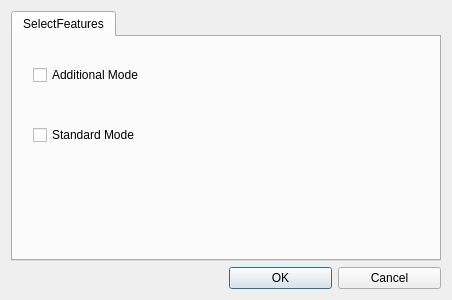
The window that QTInterface/DisplayOptionsSettingDialog.ui (chiyueOfgit/SmartObliquePhotography) describes before a commit, drawn with Qt 5.
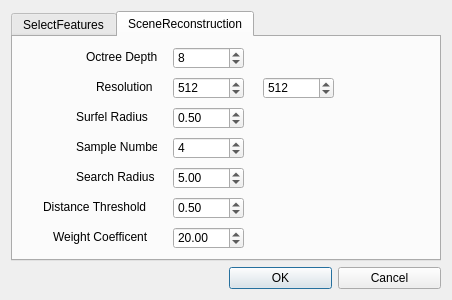
The same window after the commit. The open tabs and pages were chosen to show the change.

What changed in the file:
```diff
--- a/QTInterface/DisplayOptionsSettingDialog.ui
+++ b/QTInterface/DisplayOptionsSettingDialog.ui
@@ -44,8 +44,8 @@
       <widget class="QCheckBox" name="ColorFeatureCheckBox">
        <property name="geometry">
         <rect>
-         <x>20</x>
-         <y>30</y>
+         <x>150</x>
+         <y>60</y>
          <width>111</width>
          <height>16</height>
         </rect>
@@ -57,7 +57,7 @@
       <widget class="QCheckBox" name="NormalFeatureCheckBox">
        <property name="geometry">
         <rect>
-         <x>20</x>
+         <x>150</x>
          <y>90</y>
          <width>111</width>
          <height>16</height>
@@ -68,6 +68,230 @@
        </property>
       </widget>
      </widget>
+     <widget class="QWidget" name="SceneReconstructionTab">
+      <attribute name="title">
+       <string>SceneReconstruction</string>
+      </attribute>
+      <widget class="QLabel" name="label">
+       <property name="geometry">
+        <rect>
+         <x>63</x>
+         <y>70</y>
+         <width>81</width>
+         <height>20</height>
+        </rect>
+       </property>
+       <property name="text">
+        <string>Surfel Radius</string>
+       </property>
+      </widget>
+      <widget class="QLabel" name="label_3">
+       <property name="geometry">
+        <rect>
+         <x>63</x>
+         <y>100</y>
+         <width>81</width>
+         <height>20</height>
+        </rect>
+       </property>
+       <property name="text">
+        <string>Sample Number</string>
+       </property>
+      </widget>
+      <widget class="QLabel" name="label_2">
+       <property name="geometry">
+        <rect>
+         <x>73</x>
+         <y>10</y>
+         <width>71</width>
+         <height>20</height>
+        </rect>
+       </property>
+       <property name="text">
+        <string>Octree Depth</string>
+       </property>
+      </widget>
+      <widget class="QLabel" name="label_5">
+       <property name="geometry">
+        <rect>
+         <x>83</x>
+         <y>40</y>
+         <width>61</width>
+         <height>20</height>
+        </rect>
+       </property>
+       <property name="text">
+        <string>Resolution</string>
+       </property>
+      </widget>
+      <widget class="QLabel" name="label_6">
+       <property name="geometry">
+        <rect>
+         <x>63</x>
+         <y>130</y>
+         <width>81</width>
+         <height>20</height>
+        </rect>
+       </property>
+       <property name="text">
+        <string>Search Radius</string>
+       </property>
+      </widget>
+      <widget class="QLabel" name="label_7">
+       <property name="geometry">
+        <rect>
+         <x>30</x>
+         <y>160</y>
+         <width>111</width>
+         <height>20</height>
+        </rect>
+       </property>
+       <property name="text">
+        <string>Distance Threshold</string>
+       </property>
+      </widget>
+      <widget class="QLabel" name="label_8">
+       <property name="geometry">
+        <rect>
+         <x>40</x>
+         <y>190</y>
+         <width>111</width>
+         <height>20</height>
+        </rect>
+       </property>
+       <property name="text">
+        <string>Weight Coefficent</string>
+       </property>
+      </widget>
+      <widget class="QSpinBox" name="OctreeDepth">
+       <property name="geometry">
+        <rect>
+         <x>160</x>
+         <y>10</y>
+         <width>71</width>
+         <height>22</height>
+        </rect>
+       </property>
+       <property name="minimum">
+        <number>1</number>
+       </property>
+       <property name="maximum">
+        <number>17</number>
+       </property>
+       <property name="value">
+        <number>8</number>
+       </property>
+      </widget>
+      <widget class="QSpinBox" name="ResolutionX">
+       <property name="geometry">
+        <rect>
+         <x>160</x>
+         <y>40</y>
+         <width>71</width>
+         <height>22</height>
+        </rect>
+       </property>
+       <property name="minimum">
+        <number>1</number>
+       </property>
+       <property name="maximum">
+        <number>16384</number>
+       </property>
+       <property name="value">
+        <number>512</number>
+       </property>
+      </widget>
+      <widget class="QSpinBox" name="ResolutionY">
+       <property name="geometry">
+        <rect>
+         <x>250</x>
+         <y>40</y>
+         <width>71</width>
+         <height>22</height>
+        </rect>
+       </property>
+       <property name="minimum">
+        <number>1</number>
+       </property>
+       <property name="maximum">
+        <number>16384</number>
+       </property>
+       <property name="value">
+        <number>512</number>
+       </property>
+      </widget>
+      <widget class="QSpinBox" name="NumSample">
+       <property name="geometry">
+        <rect>
+         <x>160</x>
+         <y>100</y>
+         <width>71</width>
+         <height>22</height>
+        </rect>
+       </property>
+       <property name="minimum">
+        <number>1</number>
+       </property>
+       <property name="maximum">
+        <number>99</number>
+       </property>
+       <property name="value">
+        <number>4</number>
+       </property>
+      </widget>
+      <widget class="QDoubleSpinBox" name="SurfelRadius">
+       <property name="geometry">
+        <rect>
+         <x>160</x>
+         <y>70</y>
+         <width>71</width>
+         <height>22</height>
+        </rect>
+       </property>
+       <property name="value">
+        <double>0.500000000000000</double>
+       </property>
+      </widget>
+      <widget class="QDoubleSpinBox" name="SearchRadius">
+       <property name="geometry">
+        <rect>
+         <x>160</x>
+         <y>130</y>
+         <width>71</width>
+         <height>22</height>
+        </rect>
+       </property>
+       <property name="value">
+        <double>5.000000000000000</double>
+       </property>
+      </widget>
+      <widget class="QDoubleSpinBox" name="DistanceThreshold">
+       <property name="geometry">
+        <rect>
+         <x>160</x>
+         <y>160</y>
+         <width>71</width>
+         <height>22</height>
+        </rect>
+       </property>
+       <property name="value">
+        <double>0.500000000000000</double>
+       </property>
+      </widget>
+      <widget class="QDoubleSpinBox" name="WeightCoefficent">
+       <property name="geometry">
+        <rect>
+         <x>160</x>
+         <y>190</y>
+         <width>71</width>
+         <height>22</height>
+        </rect>
+       </property>
+       <property name="value">
+        <double>20.000000000000000</double>
+       </property>
+      </widget>
+     </widget>
     </widget>
    </item>
   </layout>
```
